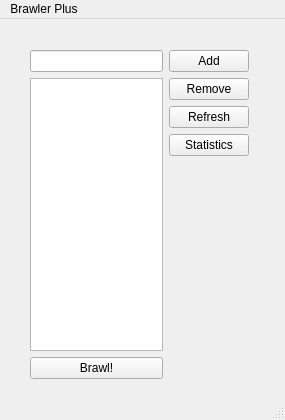
Qt form mainwindow.ui (navzam/BrawlerPlus) before a commit.
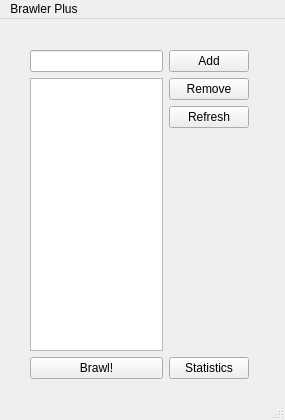
The same form after that commit. Icons and pictures are not drawn.

Commit message: Started work on statistics

Diff of the .ui file:
```diff
--- a/mainwindow.ui
+++ b/mainwindow.ui
@@ -100,13 +100,6 @@
          </property>
         </widget>
        </item>
-       <item>
-        <widget class="QPushButton" name="statsButton">
-         <property name="text">
-          <string>Statistics</string>
-         </property>
-        </widget>
-       </item>
        <item>
         <spacer name="verticalSpacer_2">
          <property name="orientation">
@@ -120,6 +113,13 @@
          </property>
         </spacer>
        </item>
+       <item>
+        <widget class="QPushButton" name="statistics">
+         <property name="text">
+          <string>Statistics</string>
+         </property>
+        </widget>
+       </item>
       </layout>
      </item>
     </layout>
```
Left out of the diff: 2 changed lines with no effect on the pictures. The commit also changes 15 other files.
